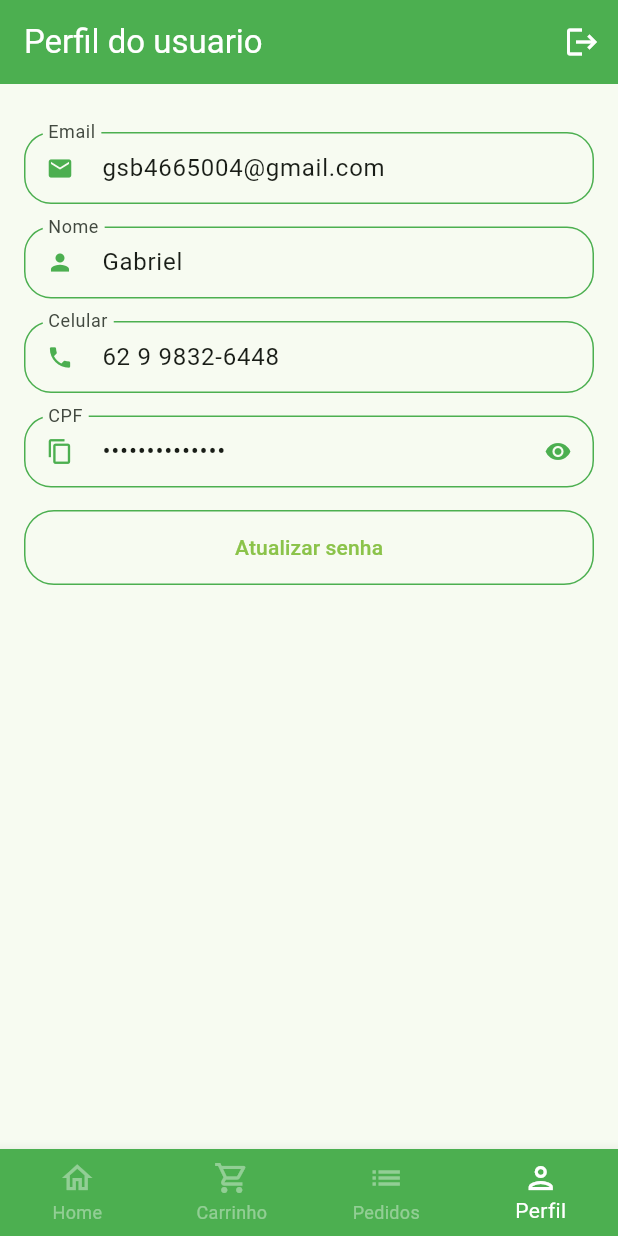
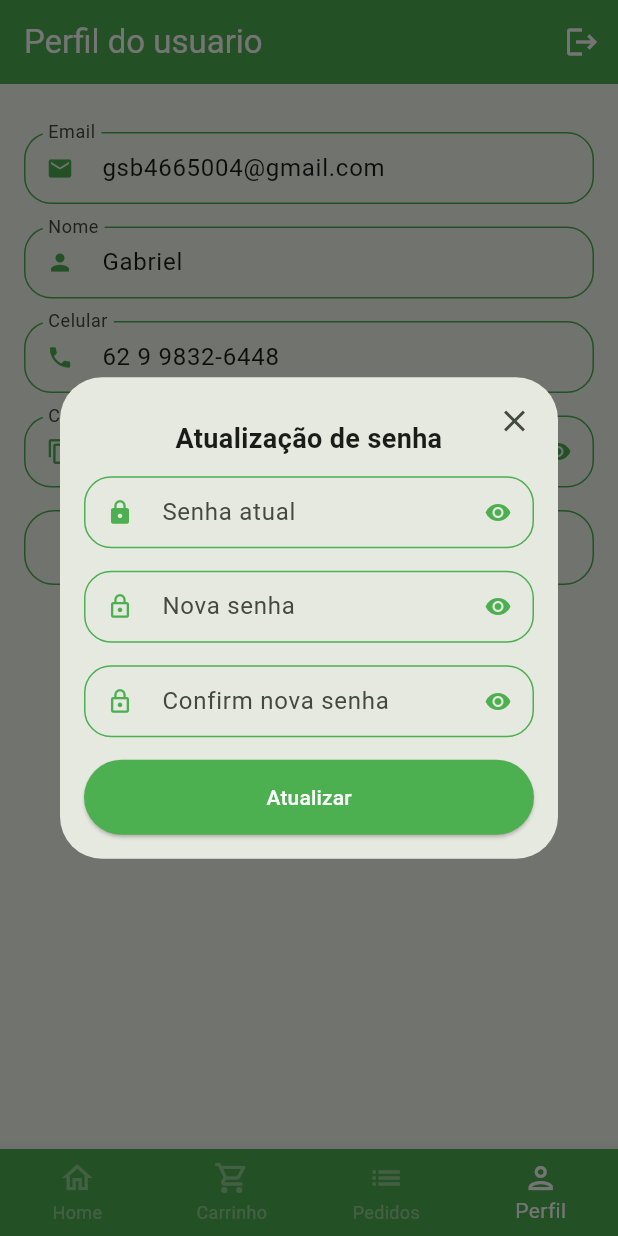
Before and after one commit to Gabriel777uai/appquitanda_flutter, a Flutter app: the BaseScreen screen opened directly, item 4 of the bottom bar chosen, after a tap on "Atualizar senha", on a phone screen of 412 x 824 dp. Run offline on Flutter 3.47's test engine with Material 3 defaults, Android fonts, the phone set to English and light mode, and no system bars; our stand-ins replace animated_text_kit, mask_text_input_formatter.

Commit message:
Add orders UI and password update dialog
Introduce orders support: add OrderModel, sample orders in app_data, and new OrdersTab + OrderTitle component to display expandable order details. Wire OrdersTab into BaseScreen's PageView. Add date formatting helper to UtilServices (formatDateTime) and import date localization. Refactor ProfileTab into a StatefulWidget and add an updatePassword dialog UI for changing passwords.

```diff
--- a/lib/src/config/app_data.dart
+++ b/lib/src/config/app_data.dart
@@ -1,5 +1,6 @@
 import 'package:appquitanda_flutter/src/models/cart_item_model.dart';
 import 'package:appquitanda_flutter/src/models/item_model.dart';
+import 'package:appquitanda_flutter/src/models/order_model.dart';
 import 'package:appquitanda_flutter/src/models/user_model.dart';
 
 ItemModel apple = ItemModel(
@@ -68,3 +69,19 @@ List<CartItemModel> cartItems = [
 ];
 
 UserModel user = UserModel(name: "Gabriel", email: "gsb4665004@gmail.com", phone: "62 9 9832-6448", cpf: "999.999.999-99", password: "123456789");
+
+List<OrderModel> orders =
+[
+  OrderModel(
+    id: "c1sa32c1as21",
+    createDateTime: DateTime.parse("2021-06-08 00:00:00.00"),
+    overduDateTime: DateTime.parse("2021-06-08 11:30:00.00"),
+    items: [
+      CartItemModel(item: apple, quantity: 2),
+      CartItemModel(item: mango, quantity: 2),
+    ],
+    status: "pending_payment",
+    copyAndPaste: "ncajsdncjs",
+    total: 5.98
+  ),
+];
--- /dev/null
+++ b/lib/src/models/order_model.dart
@@ -0,0 +1,21 @@
+import 'package:appquitanda_flutter/src/models/cart_item_model.dart';
+
+class OrderModel {
+  String id;
+  DateTime createDateTime;
+  DateTime overduDateTime;
+  List<CartItemModel> items;
+  String status;
+  String copyAndPaste;
+  double total;
+
+  OrderModel({
+    required this.id,
+    required this.createDateTime,
+    required this.overduDateTime,
+    required this.items,
+    required this.status,
+    required this.copyAndPaste,
+    required this.total,
+  });
+}
--- a/lib/src/pages/base/base_screen.dart
+++ b/lib/src/pages/base/base_screen.dart
@@ -1,5 +1,6 @@
 import 'package:appquitanda_flutter/src/pages/cart/cart_tab.dart';
 import 'package:appquitanda_flutter/src/pages/home/home_tab.dart';
+import 'package:appquitanda_flutter/src/pages/orders/orders_tab.dart';
 import 'package:appquitanda_flutter/src/pages/profile/profile_tab.dart';
 import 'package:flutter/material.dart';
 
@@ -23,11 +24,11 @@ class _BaseScreenState extends State<BaseScreen> {
       body: PageView(
         physics: const NeverScrollableScrollPhysics(),
         controller: pageController,
-        children: [
-          const HomeTab(),
-          const CartTab(),
-          Container(color: Colors.blue),
-          const ProfileTab(),
+        children: const [
+          HomeTab(),
+          CartTab(),
+          OrdersTab(),
+          ProfileTab(),
         ],
       ),
       bottomNavigationBar: BottomNavigationBar(
--- /dev/null
+++ b/lib/src/pages/orders/components/order_title.dart
@@ -0,0 +1,74 @@
+import 'package:appquitanda_flutter/src/config/custom_colors.dart';
+import 'package:appquitanda_flutter/src/models/order_model.dart';
+import 'package:appquitanda_flutter/src/services/util_services.dart';
+import 'package:flutter/material.dart';
+
+class OrderTitle extends StatelessWidget {
+  final OrderModel order;
+  OrderTitle({super.key, required this.order});
+  final UtilServices utilServices = UtilServices();
+  @override
+  Widget build(BuildContext context) {
+    return Card(
+      shape: RoundedRectangleBorder(
+        borderRadius: BorderRadius.circular(20)
+      ),
+      child: Theme(
+        data: Theme.of(context).copyWith(dividerColor: Colors.transparent),
+        child: ExpansionTile(
+          childrenPadding: const EdgeInsets.fromLTRB(16, 0, 16, 16),
+          title: Column(
+            mainAxisSize: MainAxisSize.min,
+            crossAxisAlignment: CrossAxisAlignment.start,
+            children: [
+              Text("Pedido: ${order.id}", style: TextStyle(
+                color: CustomColors.customSwatchColor,
+              )),
+              Text(utilServices.formatDateTime(order.createDateTime), style: TextStyle(
+                fontSize: 12,
+                fontWeight: FontWeight.bold,
+                color: Colors.black,
+              )),
+
+            ],
+          ),
+          children: [
+            SizedBox(
+              height: 150,
+              child: Row(
+                children: [
+                  Expanded(
+                    flex: 3,
+                    child: ListView(
+                      children: order.items.map((orderItem) {
+                        return Row(
+                          children: [
+                            Text("${orderItem.quantity} ${orderItem.item.unit} ", style:   TextStyle(
+                               fontWeight: FontWeight.bold
+                              ),
+                            ),
+                            Expanded(child: Text(orderItem.item.itemName)),
+                            Text(utilServices.priceToCurrency(orderItem.totalPrice()))
+
+                          ],
+                        );
+                      }).toList(),
+                    ),
+                  ),
+
+                  Expanded(
+                    flex: 2,
+                    child: Container(
+                      color: Colors.blue
+                    )
+                  )
+                ],
+              ),
+            ),
+          ],
+
+        ),
+      ),
+    );
+  }
+}
--- /dev/null
+++ b/lib/src/pages/orders/orders_tab.dart
@@ -0,0 +1,29 @@
+import 'package:appquitanda_flutter/src/pages/orders/components/order_title.dart';
+import 'package:flutter/material.dart';
+import 'package:appquitanda_flutter/src/config/app_data.dart' as app_data;
+
+class OrdersTab extends StatelessWidget {
+  const OrdersTab({super.key});
+
+  @override
+  Widget build(BuildContext context) {
+    return Scaffold(
+      appBar: AppBar(
+        foregroundColor: Colors.white,
+        backgroundColor: Colors.green,
+        title: const Text("Pedidos"),
+      ),
+      body: ListView.separated(
+        padding: const EdgeInsets.all(16),
+        physics: const BouncingScrollPhysics(),
+        separatorBuilder: (_, index) {
+          return const SizedBox(height: 10);
+        },
+        itemBuilder: (_, index) {
+          return OrderTitle(order: app_data.orders[index]);
+        },
+        itemCount: app_data.orders.length
+      ),
+    );
+  }
+}
--- a/lib/src/pages/profile/profile_tab.dart
+++ b/lib/src/pages/profile/profile_tab.dart
@@ -3,9 +3,14 @@ import 'package:appquitanda_flutter/src/pages/comom_widgets/custom_text_field.da
 import 'package:appquitanda_flutter/src/config/app_data.dart' as app_data;
 import 'package:flutter/material.dart';
 
-class ProfileTab extends StatelessWidget {
+class ProfileTab extends StatefulWidget {
   const ProfileTab({super.key});
 
+  @override
+  State<ProfileTab> createState() => _ProfileTabState();
+}
+
+class _ProfileTabState extends State<ProfileTab> {
   @override
   Widget build(BuildContext context) {
     return Scaffold(
@@ -70,7 +75,7 @@ class ProfileTab extends StatelessWidget {
                 ),
               ),
               onPressed: () {
-
+                updatePassword();
               },
               child: const Text("Atualizar senha")
             ),
@@ -80,5 +85,71 @@ class ProfileTab extends StatelessWidget {
     );
   }
 
-
+  Future<bool?> updatePassword() {
+    return showDialog(
+      context: context,
+      builder: (context) {
+        return Dialog(
+          child: Stack(
+            children: [
+              Padding(
+                padding: const EdgeInsets.all(16),
+                child: Column(
+                  crossAxisAlignment: CrossAxisAlignment.stretch,
+                  mainAxisSize: MainAxisSize.min,
+                  children: [
+                    const Padding(
+                      padding: EdgeInsets.symmetric(vertical: 12),
+                      child: Text("Atualização de senha",
+                      textAlign: TextAlign.center,
+                      style: TextStyle(
+                          fontSize: 18,
+                          fontWeight: FontWeight.bold,
+                        )
+                      ),
+                    ),
+                    const CustomTextField(
+                      iconData: Icons.lock,
+                      label: "Senha atual",
+                      isSecret: true,
+                    ),
+                    const CustomTextField(
+                      iconData: Icons.lock_outline,
+                      label: "Nova senha",
+                      isSecret: true,
+                    ),
+                    const CustomTextField(
+                      iconData: Icons.lock_outline,
+                      label: "Confirm nova senha",
+                      isSecret: true,
+                    ),
+                    SizedBox(
+                      height: 50,
+                      child: ElevatedButton(onPressed: () {},
+                        style: ElevatedButton.styleFrom(
+                          backgroundColor: Colors.green,
+                          foregroundColor: Colors.white,
+                        ),
+                        child: const Text("Atualizar")
+                      ),
+                    )
+                  ],
+                ),
+              ),
+              Positioned(
+                top: 5,
+                right: 5,
+                child: IconButton(
+                  onPressed: () {
+                    Navigator.of(context).pop();
+                  },
+                  icon: Icon(Icons.close)
+                ),
+              ),
+            ],
+          ),
+        );
+      }
+    );
+  }
 }
--- a/lib/src/services/util_services.dart
+++ b/lib/src/services/util_services.dart
@@ -1,7 +1,18 @@
 import 'package:intl/intl.dart';
+import 'package:intl/date_symbol_data_local.dart';
+
 class UtilServices {
   String priceToCurrency(double price) {
     NumberFormat numberFormat = NumberFormat.simpleCurrency(locale: "pt_BR");
     return numberFormat.format(price);
   }
+
+  String formatDateTime(DateTime dateTime) {
+    initializeDateFormatting();
+
+    DateFormat dateFormat = DateFormat.yMd('pt_BR').add_Hm();
+
+    return dateFormat.format(dateTime);
+  }
+
 }
```
